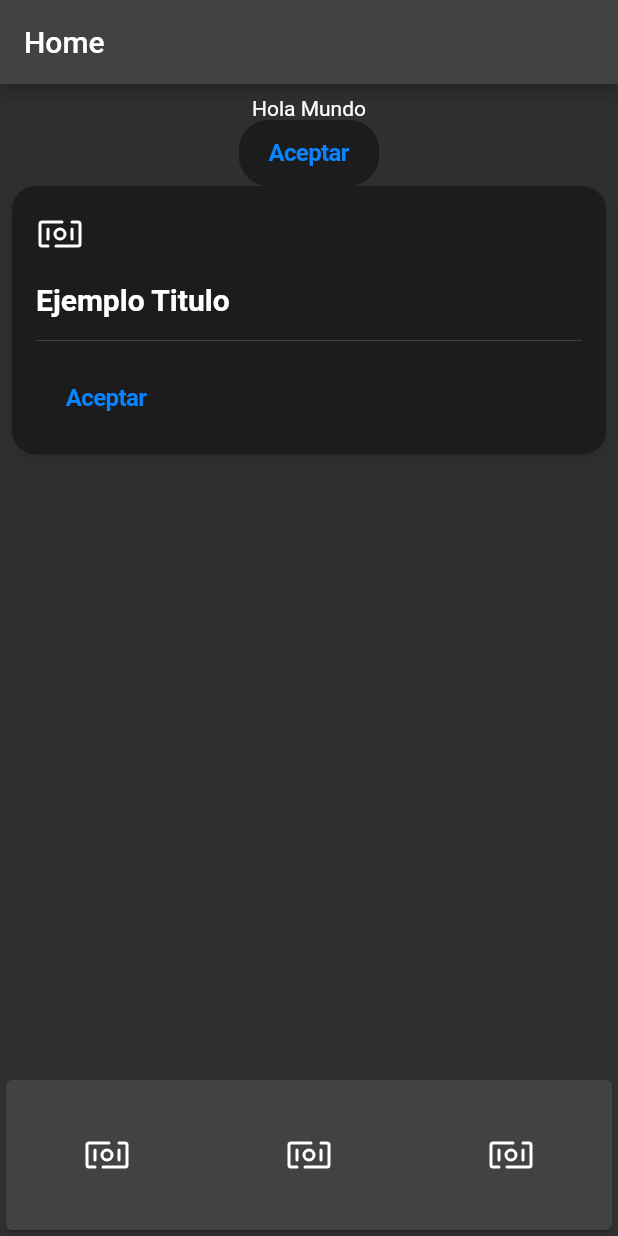
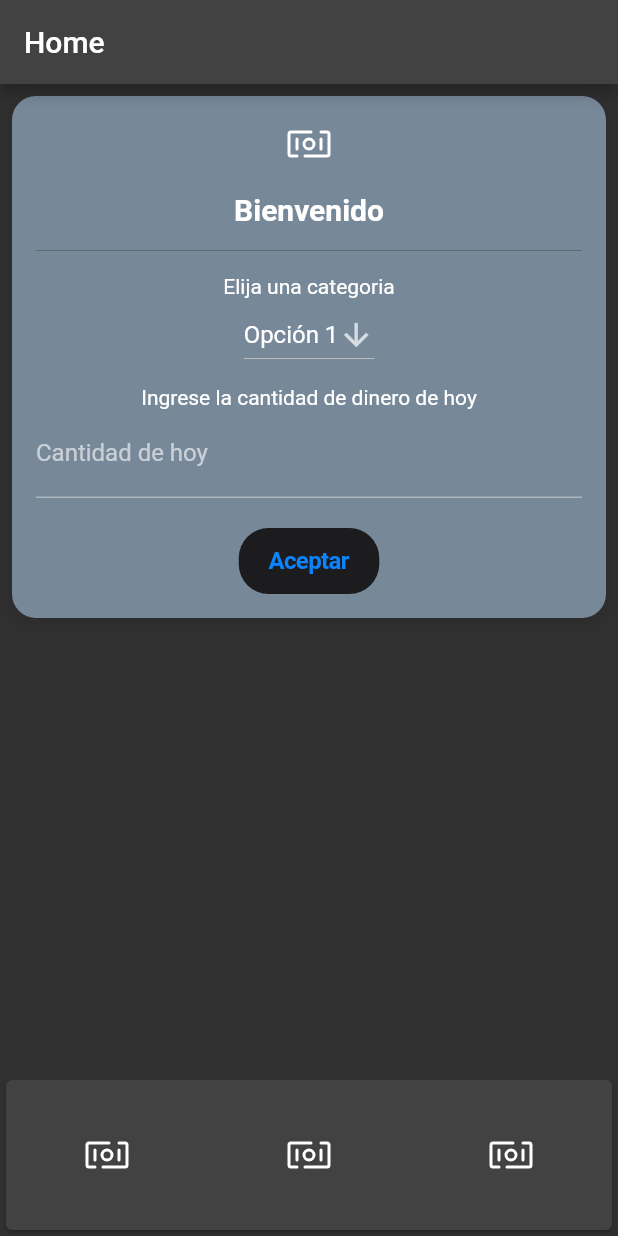
Before and after one commit to YukzZ/GastoApp, a Flutter app: the screen it shows after launch, on a phone screen of 412 x 824 dp. Run offline on Flutter 3.47's test engine with Material 2 defaults, Android fonts, the phone set to English and light mode, and no system bars; our stand-ins replace bloc, equatable, flutter_bloc, flutter_svg, objectbox; generated files the repository leaves out were written again.

Commit message:
Se corrige bugs y se agrega cantidad y precio

```diff
--- a/lib/app/modules/gasto/cubit/gasto_cubit.dart
+++ b/lib/app/modules/gasto/cubit/gasto_cubit.dart
@@ -34,7 +34,7 @@ class GastoCubit extends Cubit<GastoState> {
 
   Future<void> getByCategoria({required String categoriaGasto})async{
     final gasto = GastoController().getByCategoria(categoriaGasto);
-    emit(state.copyWith(gastoModel: gasto));
+    emit(state.copyWith(lsGastos: gasto));
     await getAll();
   }
 
--- a/lib/app/modules/home/view/home_page.dart
+++ b/lib/app/modules/home/view/home_page.dart
@@ -1,5 +1,6 @@
 
 import 'package:flutter/material.dart';
+import 'package:flutter/services.dart';
 import 'package:flutter_svg/flutter_svg.dart';
 import 'package:gastos_app/app/modules/gasto/gasto_page.dart';
 import 'package:gastos_app/widgets/custom_button.dart';
@@ -13,8 +14,25 @@ class HomePage extends StatefulWidget {
 }
 
 class _HomePageState extends State<HomePage> {
+  int cantidadDinero = 0;
+  final controllerCantidadDinero = TextEditingController();
+  String _selectedItem=items.first;
+  bool isFirstI = true;
+  static const List<String> items = <String>[
+    'Opción 1',
+    'Opción 2',
+    'Opción 3',
+    'Opción 4',
+    'Opción 5',
+  ];
+
   @override
   Widget build(BuildContext context) {
+    if (isFirstI){
+      isFirstI = false;
+      cantidadDinero = 0;
+
+    }
     return Scaffold(
       appBar: AppBar(
         title: const Text('Home'),
@@ -23,19 +41,62 @@ class _HomePageState extends State<HomePage> {
         padding: const EdgeInsets.all(8),
         child: Column(
           children: [
-            const Text('Hola Mundo'),
-            CustomButton(onPressed: (){}, label: 'Aceptar'),
             CustomCard(
-              title: 'Ejemplo Titulo',
+              title: 'Bienvenido',
               iconPath: 'assets/icons/money.svg',
               children: [
+                const Text('Elija una categoria'),
+                DropdownButton(
+                  value: _selectedItem,
+                  icon: const Icon(Icons.arrow_downward),
+                  elevation: 16,
+                  items: items.map((String item) {
+                    return DropdownMenuItem(
+                      value: item,
+                      child: Text(item),
+                    );
+                  }).toList(),
+                  onChanged: (String? selectedItem) {
+                    setState(() {
+                      _selectedItem = selectedItem!;
+                    });
+                  },
+                ),
+                const SizedBox(
+                  height: 10,
+                ),
+                const Text('Ingrese la cantidad de dinero de hoy'),
+                TextFormField(
+                  decoration: const InputDecoration(
+                    labelText: 'Cantidad de hoy',
+                  ),
+                  controller: controllerCantidadDinero,
+                  keyboardType: TextInputType.number,
+                  inputFormatters: <TextInputFormatter>[
+                    FilteringTextInputFormatter.digitsOnly,
+                  ],
+                  onChanged: (value) {
+                    cantidadDinero = int.parse(value);
+                  },
+                ),
+                const SizedBox(
+                  height: 20,
+                ),
                 CustomButton(onPressed: ()async{
-                  await Navigator.push(
-                    context,
-                    MaterialPageRoute<void>(
-                      builder: (context) => const GastoPage(),
-                    ),
-                  );
+                  if(cantidadDinero == 0){
+                    await showDialogCantidad(context: context);
+                  }else{
+                    await Navigator.push(
+                      context,
+                      MaterialPageRoute<void>(
+                        builder: (context) =>  GastoPage(
+                          categoriaGasto: _selectedItem,
+
+                        ),
+                      ),
+                    );
+                  }
+                  controllerCantidadDinero.clear();
                 }, label: 'Aceptar',),
               ],
             ),
@@ -71,4 +132,40 @@ class _HomePageState extends State<HomePage> {
       ),
     );
   }
+  Future<void> showDialogCantidad ({required BuildContext context}) async{
+    await showDialog<void>(
+      context: context,
+      builder: (context){
+        return AlertDialog(
+          title: const Text('No ha ingresado una cantidad'),
+          content: const Text(
+            'No ha ingresado una cantidad, desea ingresar a la aplicacion sin una cantidad el dia de hoy?',
+          ),
+          actions: [
+            TextButton(
+              onPressed: ()async{
+                await Navigator.push(
+                  context,
+                  MaterialPageRoute<void>(
+                    builder: (context) =>  GastoPage(
+                      categoriaGasto: _selectedItem,
+
+                    ),
+                  ),
+
+                ).then((value) => Navigator.pop(context));
+              },
+              child: const Text('Si'),
+            ),
+            TextButton(
+              onPressed: () {
+                Navigator.pop(context);
+              },
+              child: const Text('No'),
+            ),
+          ],
+        );
+      },
+    );
+  }
 }
--- a/lib/core/controllers/gasto_controller.dart
+++ b/lib/core/controllers/gasto_controller.dart
@@ -21,10 +21,11 @@ class GastoController{
     return id > 0;
   }
 
-  GastoModel? getByCategoria(String categoriaGasto){
+  List<GastoModel>? getByCategoria(String categoriaGasto){
     final box = DataBaseController.store.box<GastoModel>();
     final query = box.query(GastoModel_.categoriaGasto.equals(categoriaGasto)).build();
     final result = query.find();
     query.close();
+    return result;
   }
 }
--- a/lib/widgets/custom_card.dart
+++ b/lib/widgets/custom_card.dart
@@ -21,7 +21,7 @@ class CustomCard extends StatelessWidget {
       context,
     );
     final backgroundColor = CupertinoDynamicColor.resolve(
-      CupertinoColors.systemGrey6,
+      const Color.fromARGB(255, 119, 136, 153),
       context,
     );
     final dividerColor = CupertinoDynamicColor.resolve(
@@ -43,7 +43,6 @@ class CustomCard extends StatelessWidget {
         ],
       ),
       child: Column(
-        crossAxisAlignment: CrossAxisAlignment.start,
         children: [
           SvgPicture.asset(
             iconPath,
```
Also changed, not shown: lib/app/modules/gasto/view/gasto_page.dart (+18 -10 lines), lib/app/modules/home/cubit/home_cubit.dart (added, +8 -0 lines), lib/app/modules/home/cubit/home_state.dart (added, +10 -0 lines).
